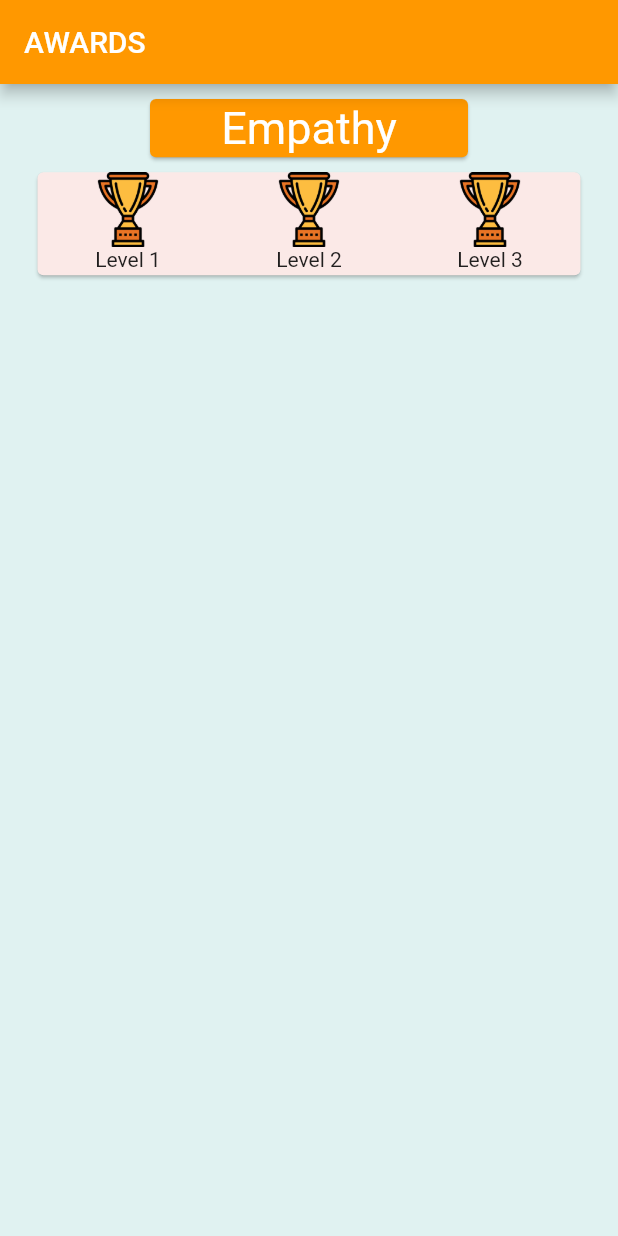
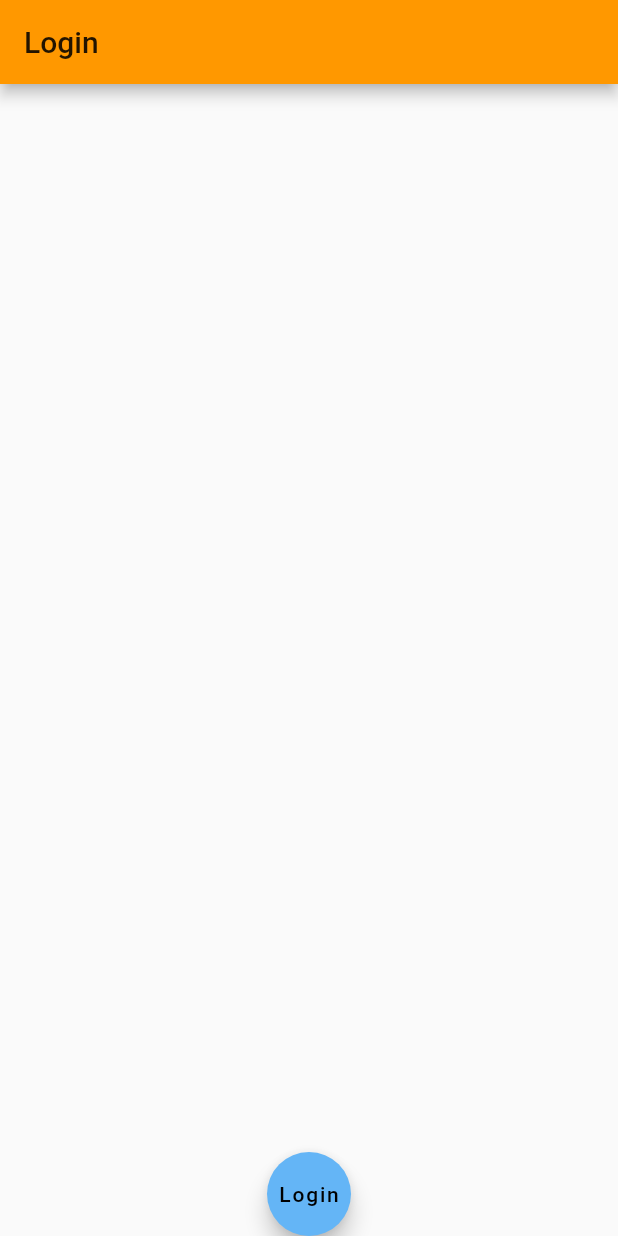
Before and after one commit to zhenxiao-yu/ideal_way, a Flutter app: the screen it shows after launch, on a phone screen of 412 x 824 dp. Run offline on Flutter 3.47's test engine with Material 2 defaults, Android fonts, the phone set to English and light mode, and no system bars.

Commit message:
First Post

```diff
--- a/lib/main.dart
+++ b/lib/main.dart
@@ -1,90 +1,37 @@
 import 'package:flutter/material.dart';
 
-void main() => runApp(Awards());
+import './pages/login.dart';
+import './pages/awards_page.dart';
+import './pages/home_screen.dart';
 
-class Awards extends StatefulWidget {
+void main() => runApp(Home());
+
+class Home extends StatefulWidget {
   @override
-  _AwardsState createState() => _AwardsState();
+  _HomeState createState() => _HomeState();
 }
 
-class _AwardsState extends State<Awards> {
+class _HomeState extends State<Home> {
   @override
   Widget build(BuildContext context) {
-    //could use to scale? double width = MediaQuery.of(context).size.width;
     return MaterialApp(
-      home: Scaffold(
+      title: 'Ideal Way',
+      theme: ThemeData(
+        brightness: Brightness.light,
+        accentColor: Colors.blue[300],
+        primarySwatch: Colors.orange,
         backgroundColor: Colors.teal[50],
-        appBar: AppBar(
-          title: Text("AWARDS"
-          ),
-          backgroundColor: Colors.orange,
-        ),
-      body: SingleChildScrollView(
-        child: Column (
-          children: <Widget>[
-            Align(
-              alignment: Alignment.center,
-              child: AspectRatio(
-                aspectRatio: 7,
-                child: Card(
-                  color: Colors.orange,
-                  margin: EdgeInsets.symmetric(horizontal:100, vertical:10),
-                  child: Center(
-                    child: Text("Empathy",
-                      style: TextStyle(
-                        fontSize: 30,
-                        color: Colors.white,
-                      ),
-                    ),
-                  ),
-                ),
-              ),
-            ),
-            Align(
-              alignment: Alignment.center,
-              child: AspectRatio(
-                aspectRatio: 6,
-                child: Padding(
-                  padding: EdgeInsets.all(0),
-                  child: Card(
-                    color: Colors.deepOrange[50],
-                    margin: EdgeInsets.symmetric(horizontal:25),
-                    child: Row(
-                      mainAxisAlignment: MainAxisAlignment.spaceAround,
-                      children: <Widget>[
-                        Column(
-                          children: <Widget>[
-                            Image.asset('assets/trophy.png', height:50),
-                            Text("Level 1"),
-                          ],
-                        ),
-                        Column(
-                          children: <Widget>[
-                            Image.asset('assets/trophy.png', height:50),
-                            Text("Level 2"),
-                          ],
-                        ),
-                        Column(
-                          children: <Widget>[
-                            Image.asset('assets/trophy.png', height:50),
-                            Text(
-                            "Level 3",
-                            style: TextStyle(
-                              //color: Colors.white,
-                            ),
-                            ),
-                          ],
-                        ),
-                      ],
-                    ),
-                  ),
-                ),
-              ),
-            ),
-          ],
-        ),
       ),
-      ),
+      routes:{
+        '/' : (ctx) => Login(),
+        AwardsPage.routeName : (ctx) => AwardsPage(),
+        HomeScreen.routeName : (ctx) => HomeScreen(),
+      },
+      onUnknownRoute: (settings) {
+        return MaterialPageRoute(
+          builder: (ctx) => HomeScreen(),
+        );
+      },
     );
   }
 }
--- /dev/null
+++ b/lib/pages/login.dart
@@ -0,0 +1,29 @@
+import 'package:flutter/material.dart';
+
+import './home_screen.dart';
+
+class Login extends StatefulWidget {
+  @override
+  _LoginState createState() => _LoginState();
+}
+
+class _LoginState extends State<Login> {
+
+  void navigation(BuildContext ctx){
+    Navigator.of(ctx).pushReplacementNamed(HomeScreen.routeName);
+  }
+
+  @override
+  Widget build(BuildContext context) {
+    return Scaffold(
+      appBar: AppBar(
+        title: Text("Login"),
+      ),
+      floatingActionButtonLocation: FloatingActionButtonLocation.centerDocked,
+      floatingActionButton: FloatingActionButton(
+        onPressed: () => navigation(context),
+        child: Text("Login"),
+        ),
+    );
+  }
+}
```
Also changed, not shown: lib/pages/awards_page.dart (added, +101 -0 lines), lib/pages/home_screen.dart (added, +43 -0 lines), lib/widgets/main_drawer.dart (added, +54 -0 lines).
